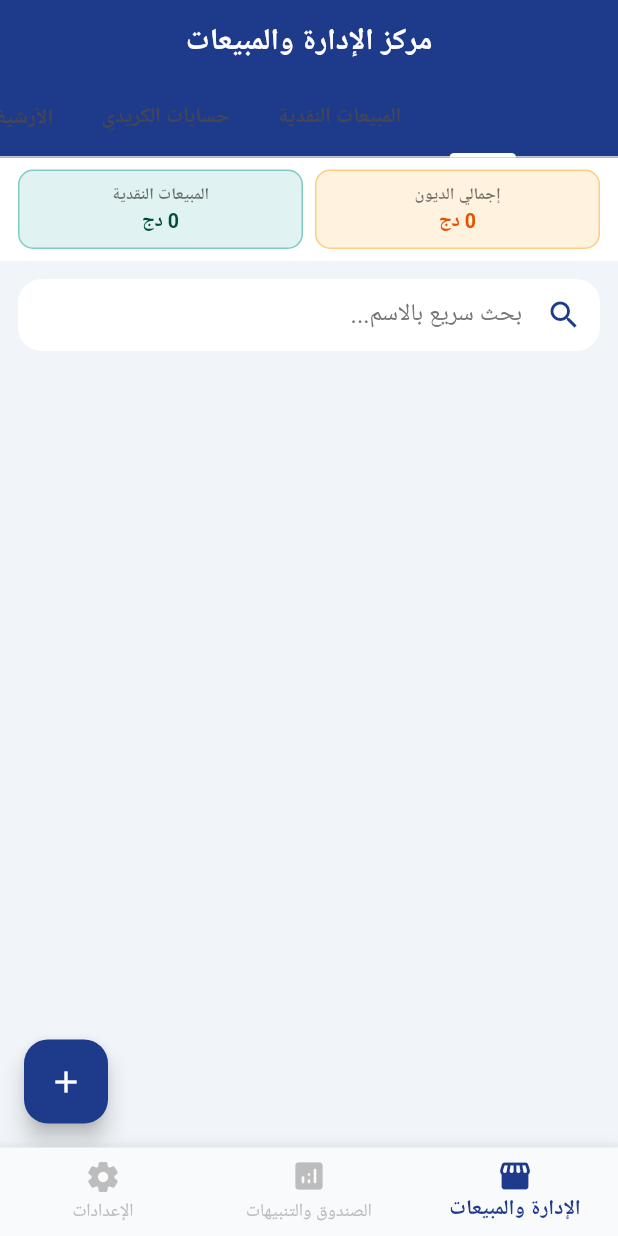
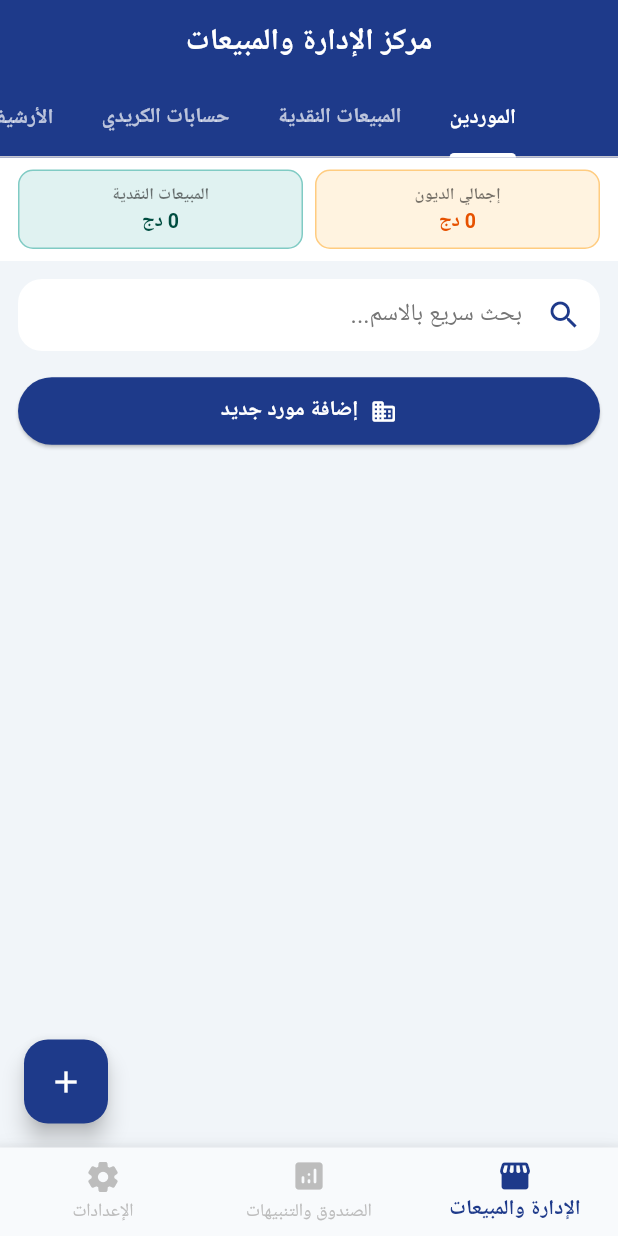
Before and after one commit to aarcmustafa/Sttiten_Bisness, a Flutter app: the screen it shows after launch, on a phone screen of 412 x 824 dp. Run offline on Flutter 3.47's test engine with Material 3 defaults, Android fonts, the phone set to English and light mode, and no system bars; our stand-ins replace shared_preferences.

Commit message:
Update management_tab.dart

```diff
--- a/lib/management_tab.dart
+++ b/lib/management_tab.dart
@@ -18,7 +18,7 @@ class _ManagementTabState extends State<ManagementTab> with SingleTickerProvider
   List<Map<String, dynamic>> archiveList = [];
 
   String searchQuery = "";
-  String customerFilter = "ALL"; // ALL, EMPLOYEES, REGULAR
+  String customerFilter = "ALL";
 
   @override
   void initState() {
@@ -85,7 +85,6 @@ class _ManagementTabState extends State<ManagementTab> with SingleTickerProvider
     for (var s in sales) { total += (s['amount'] ?? 0); }
     return total;
   }
-
     void _addSupplier() {
     final nameCtrl = TextEditingController();
     final phoneCtrl = TextEditingController();
@@ -120,6 +119,7 @@ class _ManagementTabState extends State<ManagementTab> with SingleTickerProvider
       ),
     );
   }
+
   void _manageSupplierInvoices(int index) {
     showModalBottomSheet(
       context: context,
@@ -151,7 +151,7 @@ class _ManagementTabState extends State<ManagementTab> with SingleTickerProvider
                   child: ElevatedButton.icon(
                     style: ElevatedButton.styleFrom(backgroundColor: const Color(0xFF1E3A8A), padding: const EdgeInsets.symmetric(vertical: 12)),
                     icon: const Icon(Icons.receipt_long, color: Colors.white),
-                    label: const Text('إضافة فاتورة جديدة', style: TextStyle(color: Colors.white, fontWeight: FontWeight.bold)),
+                    label: const Text('إضافة فاتورة جديدة للمورد', style: TextStyle(color: Colors.white, fontWeight: FontWeight.bold)),
                     onPressed: () {
                       final totalCtrl = TextEditingController();
                       final paidCtrl = TextEditingController();
@@ -262,7 +262,6 @@ class _ManagementTabState extends State<ManagementTab> with SingleTickerProvider
       ),
     );
   }
-
     void _addCustomer(bool isEmployee) {
     final nameCtrl = TextEditingController();
     final phoneCtrl = TextEditingController();
@@ -465,13 +464,15 @@ class _ManagementTabState extends State<ManagementTab> with SingleTickerProvider
     return Scaffold(
       backgroundColor: const Color(0xFFF1F5F9),
       appBar: AppBar(
-        title: const Text('مركز الإدارة والمبيعات'),
+        title: const Text('مركز الإدارة والمبيعات', style: TextStyle(color: Colors.white)),
         backgroundColor: const Color(0xFF1E3A8A),
         bottom: TabBar(
           controller: _tabController,
           indicatorColor: Colors.white,
           indicatorWeight: 3,
           isScrollable: true,
+          labelColor: Colors.white, // تلوين النصوص المحددة بالأبيض لضمان الرؤية
+          unselectedLabelColor: Colors.white70, // تلوين النصوص غير المحددة بالأبيض الشفاف
           labelStyle: const TextStyle(fontWeight: FontWeight.bold, fontSize: 14),
           tabs: const [
             Tab(text: 'الموردين'),
@@ -483,7 +484,6 @@ class _ManagementTabState extends State<ManagementTab> with SingleTickerProvider
       ),
       body: Column(
         children: [
-          // شريط إحصائي تفاعلي رائع
           Container(
             padding: const EdgeInsets.symmetric(horizontal: 12, vertical: 8),
             color: Colors.white,
@@ -517,7 +517,6 @@ class _ManagementTabState extends State<ManagementTab> with SingleTickerProvider
               ],
             ),
           ),
-          // حقل البحث التفاعلي
           Padding(
             padding: const EdgeInsets.all(12.0),
             child: TextField(
@@ -538,7 +537,22 @@ class _ManagementTabState extends State<ManagementTab> with SingleTickerProvider
               controller: _tabController,
               children: [
                 // 1. الموردين
-                ListView.builder(
+                Column(
+                  children: [
+                    Padding(
+                      padding: const EdgeInsets.symmetric(horizontal: 12.0, vertical: 4),
+                      child: SizedBox(
+                        width: double.infinity,
+                        child: ElevatedButton.icon(
+                          style: ElevatedButton.styleFrom(backgroundColor: const Color(0xFF1E3A8A), padding: const EdgeInsets.symmetric(vertical: 12)),
+                          onPressed: _addSupplier,
+                          icon: const Icon(Icons.business_rounded, color: Colors.white),
+                          label: const Text('إضافة مورد جديد', style: TextStyle(color: Colors.white, fontWeight: FontWeight.bold)),
+                        ),
+                      ),
+                    ),
+                    Expanded(
+                      child: ListView.builder(
                         padding: const EdgeInsets.symmetric(horizontal: 12),
                         itemCount: filteredSuppliers.length,
                         itemBuilder: (ctx, i) => Card(
@@ -554,6 +568,9 @@ class _ManagementTabState extends State<ManagementTab> with SingleTickerProvider
                             onTap: () => _manageSupplierInvoices(suppliers.indexOf(filteredSuppliers[i])),
                           ),
                         ),
+                      ),
+                    ),
+                  ],
                 ),
                 // 2. المبيعات النقدية
                 Column(
@@ -586,7 +603,7 @@ class _ManagementTabState extends State<ManagementTab> with SingleTickerProvider
                     )
                   ],
                 ),
-                // 3. الكريدي التفاعلي
+                // 3. حسابات الكريدي
                 Column(
                   children: [
                     Row(
@@ -597,7 +614,6 @@ class _ManagementTabState extends State<ManagementTab> with SingleTickerProvider
                       ],
                     ),
                     const SizedBox(height: 8),
-                    // فلتر تفاعلي
                     SingleChildScrollView(
                       scrollDirection: Axis.horizontal,
                       child: Row(
@@ -638,7 +654,7 @@ class _ManagementTabState extends State<ManagementTab> with SingleTickerProvider
                     )
                   ],
                 ),
-                // 4. قسم الأرشيف
+                // 4. الأرشيف
                 Column(
                   children: [
                     Container(
```
Lines whose indentation alone changed are shown as unchanged.
